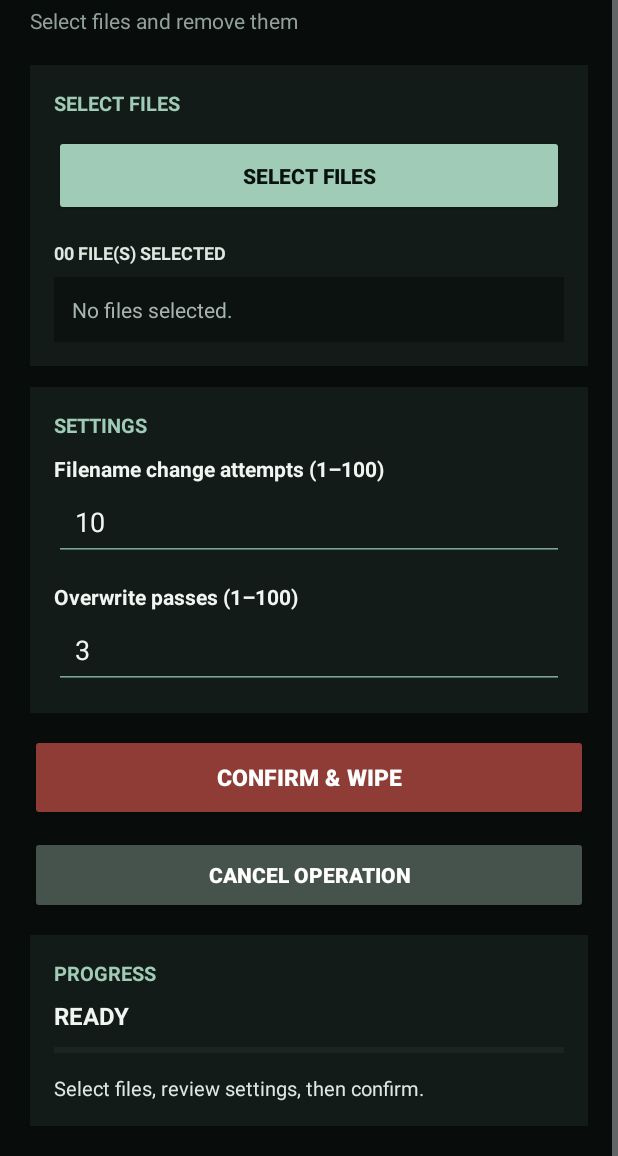
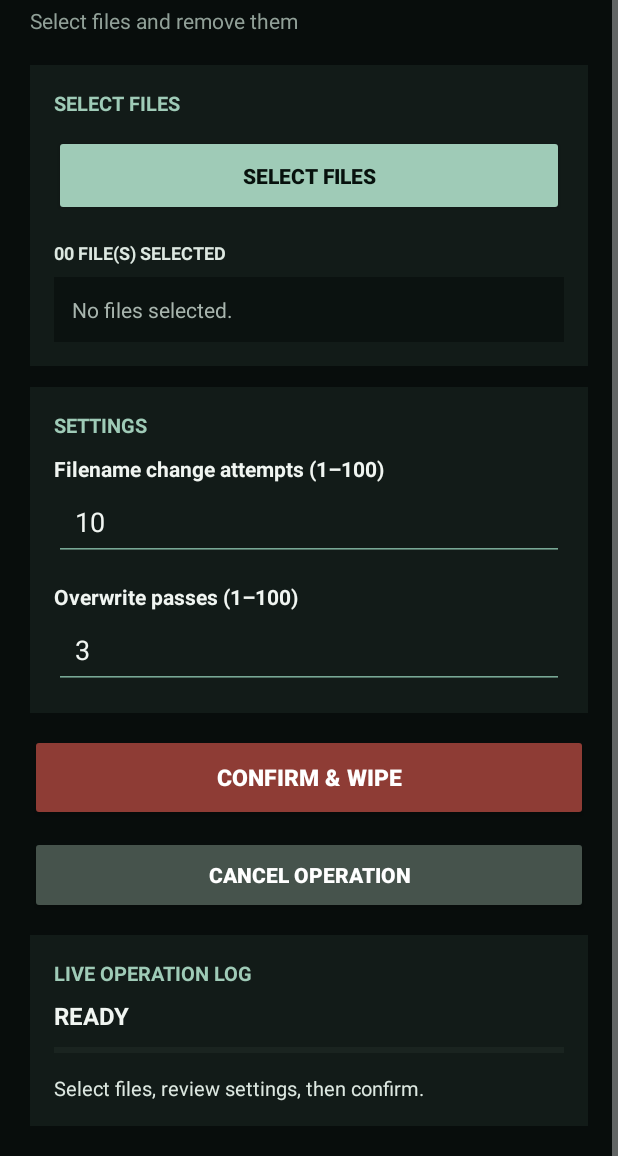
Before and after one commit to ofand04/Wipe-files, an Android app: the layout activity_main.xml on its own in the app's theme, with its tools: preview values and no code run, scrolled down 12 dp, on a phone screen of 412 x 824 dp, the part 80-1236 px from its top. Run offline under Robolectric (Android 15) with nearby library versions, the phone set to English and light mode, and no system bars.

Commit message:
Update activity_main.xml

```diff
--- a/app/src/main/res/layout/activity_main.xml
+++ b/app/src/main/res/layout/activity_main.xml
@@ -1,28 +1,219 @@
 <?xml version="1.0" encoding="utf-8"?>
-<ScrollView xmlns:android="http://schemas.android.com/apk/res/android" android:layout_width="match_parent" android:layout_height="match_parent" android:background="#080D0C" android:fillViewport="true">
-<LinearLayout android:layout_width="match_parent" android:layout_height="wrap_content" android:orientation="vertical" android:padding="20dp">
-<TextView android:layout_width="match_parent" android:layout_height="wrap_content" android:text="WIPEFILES" android:textColor="#F0F5F1" android:textSize="34sp" android:textStyle="bold" android:layout_marginBottom="4dp"/>
-<TextView android:layout_width="match_parent" android:layout_height="wrap_content" android:text="Select files and remove them" android:textColor="#91A098" android:textSize="14sp" android:layout_marginBottom="20dp"/>
-<LinearLayout android:layout_width="match_parent" android:layout_height="wrap_content" android:orientation="vertical" android:padding="16dp" android:background="#121B18" android:layout_marginBottom="14dp">
-<TextView android:layout_width="match_parent" android:layout_height="wrap_content" android:text="SELECT FILES" android:textColor="#9FCBB7" android:textStyle="bold" android:textSize="13sp" android:layout_marginBottom="12dp"/>
-<Button android:id="@+id/btnPick" android:layout_width="match_parent" android:layout_height="54dp" android:text="SELECT FILES" android:textColor="#07110D" android:textStyle="bold" android:backgroundTint="#9FCBB7"/>
-<TextView android:id="@+id/selectedCount" android:layout_width="match_parent" android:layout_height="wrap_content" android:text="00 FILE(S) SELECTED" android:textColor="#DDE8E1" android:textSize="12sp" android:textStyle="bold" android:layout_marginTop="16dp" android:layout_marginBottom="8dp"/>
-<TextView android:id="@+id/selectedFiles" android:layout_width="match_parent" android:layout_height="wrap_content" android:text="No files selected." android:textColor="#A8B5AE" android:textSize="14sp" android:lineSpacingExtra="5dp" android:padding="12dp" android:background="#0B1210" android:textIsSelectable="true"/>
-</LinearLayout>
-<LinearLayout android:layout_width="match_parent" android:layout_height="wrap_content" android:orientation="vertical" android:padding="16dp" android:background="#121B18" android:layout_marginBottom="14dp">
-<TextView android:layout_width="match_parent" android:layout_height="wrap_content" android:text="SETTINGS" android:textColor="#9FCBB7" android:textStyle="bold" android:textSize="13sp" android:layout_marginBottom="10dp"/>
-<TextView android:layout_width="match_parent" android:layout_height="wrap_content" android:text="Filename change attempts (1–100)" android:textColor="#F0F5F1" android:textStyle="bold" android:textSize="14sp"/>
-<EditText android:id="@+id/editNameChanges" android:layout_width="match_parent" android:layout_height="52dp" android:backgroundTint="#78A895" android:inputType="number" android:maxLength="3" android:paddingStart="14dp" android:paddingEnd="14dp" android:text="10" android:textColor="#F0F5F1" android:textSize="18sp" android:selectAllOnFocus="true"/>
-<TextView android:layout_width="match_parent" android:layout_height="wrap_content" android:text="Overwrite passes (1–100)" android:textColor="#F0F5F1" android:textStyle="bold" android:textSize="14sp" android:layout_marginTop="14dp"/>
-<EditText android:id="@+id/editContentPasses" android:layout_width="match_parent" android:layout_height="52dp" android:backgroundTint="#78A895" android:inputType="number" android:maxLength="3" android:paddingStart="14dp" android:paddingEnd="14dp" android:text="3" android:textColor="#F0F5F1" android:textSize="18sp" android:selectAllOnFocus="true"/>
-</LinearLayout>
-<Button android:id="@+id/btnWipe" android:layout_width="match_parent" android:layout_height="58dp" android:text="CONFIRM &amp; WIPE" android:textColor="#FFFFFF" android:textStyle="bold" android:textSize="15sp" android:backgroundTint="#8E3C35" android:layout_marginBottom="10dp"/>
-<Button android:id="@+id/btnCancel" android:layout_width="match_parent" android:layout_height="52dp" android:text="CANCEL OPERATION" android:textColor="#FFFFFF" android:textStyle="bold" android:backgroundTint="#46534C" android:layout_marginBottom="14dp"/>
-<LinearLayout android:layout_width="match_parent" android:layout_height="wrap_content" android:orientation="vertical" android:padding="16dp" android:background="#121B18">
-<TextView android:layout_width="match_parent" android:layout_height="wrap_content" android:text="PROGRESS" android:textColor="#9FCBB7" android:textStyle="bold" android:textSize="13sp" android:layout_marginBottom="8dp"/>
-<TextView android:id="@+id/stage" android:layout_width="match_parent" android:layout_height="wrap_content" android:text="READY" android:textColor="#F0F5F1" android:textStyle="bold" android:textSize="16sp" android:layout_marginBottom="8dp"/>
-<ProgressBar android:id="@+id/progressBar" style="?android:attr/progressBarStyleHorizontal" android:layout_width="match_parent" android:layout_height="8dp" android:max="100" android:progress="0" android:progressTint="#9FCBB7" android:progressBackgroundTint="#2B3932" android:layout_marginBottom="12dp"/>
-<TextView android:id="@+id/status" android:layout_width="match_parent" android:layout_height="wrap_content" android:text="Select files, review settings, then confirm." android:textColor="#DDE8E1" android:textSize="13sp" android:lineSpacingExtra="4dp" android:textIsSelectable="true"/>
-</LinearLayout>
+<ScrollView
+    xmlns:android="http://schemas.android.com/apk/res/android"
+    android:layout_width="match_parent"
+    android:layout_height="match_parent"
+    android:background="#080D0C"
+    android:fillViewport="true">
 
-</LinearLayout></ScrollView>
+    <LinearLayout
+        android:layout_width="match_parent"
+        android:layout_height="wrap_content"
+        android:orientation="vertical"
+        android:padding="20dp">
+
+        <TextView
+            android:layout_width="match_parent"
+            android:layout_height="wrap_content"
+            android:text="WIPEFILES"
+            android:textColor="#F0F5F1"
+            android:textSize="34sp"
+            android:textStyle="bold"
+            android:layout_marginBottom="4dp"/>
+
+        <TextView
+            android:layout_width="match_parent"
+            android:layout_height="wrap_content"
+            android:text="Select files and remove them"
+            android:textColor="#91A098"
+            android:textSize="14sp"
+            android:layout_marginBottom="20dp"/>
+
+        <LinearLayout
+            android:layout_width="match_parent"
+            android:layout_height="wrap_content"
+            android:orientation="vertical"
+            android:padding="16dp"
+            android:background="#121B18"
+            android:layout_marginBottom="14dp">
+
+            <TextView
+                android:layout_width="match_parent"
+                android:layout_height="wrap_content"
+                android:text="SELECT FILES"
+                android:textColor="#9FCBB7"
+                android:textStyle="bold"
+                android:textSize="13sp"
+                android:layout_marginBottom="12dp"/>
+
+            <Button
+                android:id="@+id/btnPick"
+                android:layout_width="match_parent"
+                android:layout_height="54dp"
+                android:text="SELECT FILES"
+                android:textColor="#07110D"
+                android:textStyle="bold"
+                android:backgroundTint="#9FCBB7"/>
+
+            <TextView
+                android:id="@+id/selectedCount"
+                android:layout_width="match_parent"
+                android:layout_height="wrap_content"
+                android:text="00 FILE(S) SELECTED"
+                android:textColor="#DDE8E1"
+                android:textSize="12sp"
+                android:textStyle="bold"
+                android:layout_marginTop="16dp"
+                android:layout_marginBottom="8dp"/>
+
+            <TextView
+                android:id="@+id/selectedFiles"
+                android:layout_width="match_parent"
+                android:layout_height="wrap_content"
+                android:text="No files selected."
+                android:textColor="#A8B5AE"
+                android:textSize="14sp"
+                android:lineSpacingExtra="5dp"
+                android:padding="12dp"
+                android:background="#0B1210"
+                android:textIsSelectable="true"/>
+
+        </LinearLayout>
+
+        <LinearLayout
+            android:layout_width="match_parent"
+            android:layout_height="wrap_content"
+            android:orientation="vertical"
+            android:padding="16dp"
+            android:background="#121B18"
+            android:layout_marginBottom="14dp">
+
+            <TextView
+                android:layout_width="match_parent"
+                android:layout_height="wrap_content"
+                android:text="SETTINGS"
+                android:textColor="#9FCBB7"
+                android:textStyle="bold"
+                android:textSize="13sp"
+                android:layout_marginBottom="10dp"/>
+
+            <TextView
+                android:layout_width="match_parent"
+                android:layout_height="wrap_content"
+                android:text="Filename change attempts (1–100)"
+                android:textColor="#F0F5F1"
+                android:textStyle="bold"
+                android:textSize="14sp"/>
+
+            <EditText
+                android:id="@+id/editNameChanges"
+                android:layout_width="match_parent"
+                android:layout_height="52dp"
+                android:backgroundTint="#78A895"
+                android:inputType="number"
+                android:maxLength="3"
+                android:paddingStart="14dp"
+                android:paddingEnd="14dp"
+                android:text="10"
+                android:textColor="#F0F5F1"
+                android:textSize="18sp"
+                android:selectAllOnFocus="true"/>
+
+            <TextView
+                android:layout_width="match_parent"
+                android:layout_height="wrap_content"
+                android:text="Overwrite passes (1–100)"
+                android:textColor="#F0F5F1"
+                android:textStyle="bold"
+                android:textSize="14sp"
+                android:layout_marginTop="14dp"/>
+
+            <EditText
+                android:id="@+id/editContentPasses"
+                android:layout_width="match_parent"
+                android:layout_height="52dp"
+                android:backgroundTint="#78A895"
+                android:inputType="number"
+                android:maxLength="3"
+                android:paddingStart="14dp"
+                android:paddingEnd="14dp"
+                android:text="3"
+                android:textColor="#F0F5F1"
+                android:textSize="18sp"
+                android:selectAllOnFocus="true"/>
+
+        </LinearLayout>
+
+        <Button
+            android:id="@+id/btnWipe"
+            android:layout_width="match_parent"
+            android:layout_height="58dp"
+            android:text="CONFIRM &amp; WIPE"
+            android:textColor="#FFFFFF"
+            android:textStyle="bold"
+            android:textSize="15sp"
+            android:backgroundTint="#8E3C35"
+            android:layout_marginBottom="10dp"/>
+
+        <Button
+            android:id="@+id/btnCancel"
+            android:layout_width="match_parent"
+            android:layout_height="52dp"
+            android:text="CANCEL OPERATION"
+            android:textColor="#FFFFFF"
+            android:textStyle="bold"
+            android:backgroundTint="#46534C"
+            android:layout_marginBottom="14dp"/>
+
+        <LinearLayout
+            android:layout_width="match_parent"
+            android:layout_height="wrap_content"
+            android:orientation="vertical"
+            android:padding="16dp"
+            android:background="#121B18">
+
+            <TextView
+                android:layout_width="match_parent"
+                android:layout_height="wrap_content"
+                android:text="LIVE OPERATION LOG"
+                android:textColor="#9FCBB7"
+                android:textStyle="bold"
+                android:textSize="13sp"
+                android:layout_marginBottom="8dp"/>
+
+            <TextView
+                android:id="@+id/stage"
+                android:layout_width="match_parent"
+                android:layout_height="wrap_content"
+                android:text="READY"
+                android:textColor="#F0F5F1"
+                android:textStyle="bold"
+                android:textSize="16sp"
+                android:layout_marginBottom="8dp"/>
+
+            <ProgressBar
+                android:id="@+id/progressBar"
+                style="?android:attr/progressBarStyleHorizontal"
+                android:layout_width="match_parent"
+                android:layout_height="8dp"
+                android:max="100"
+                android:progress="0"
+                android:progressTint="#9FCBB7"
+                android:progressBackgroundTint="#2B3932"
+                android:layout_marginBottom="12dp"/>
+
+            <TextView
+                android:id="@+id/status"
+                android:layout_width="match_parent"
+                android:layout_height="wrap_content"
+                android:text="Select files, review settings, then confirm."
+                android:textColor="#DDE8E1"
+                android:textSize="13sp"
+                android:lineSpacingExtra="4dp"
+                android:textIsSelectable="true"/>
+
+        </LinearLayout>
+
+    </LinearLayout>
+
+</ScrollView>
```
